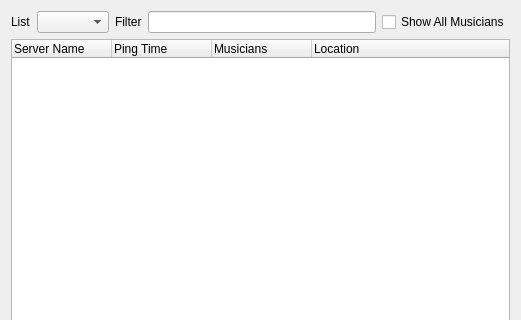
This is src/connectdlgbase.ui in jamulussoftware/jamulus as Qt 5 draws it before an edit; both pictures show x 0 to 521 and y 0 to 320 of the 521 by 493 pixel window. The edited form follows.
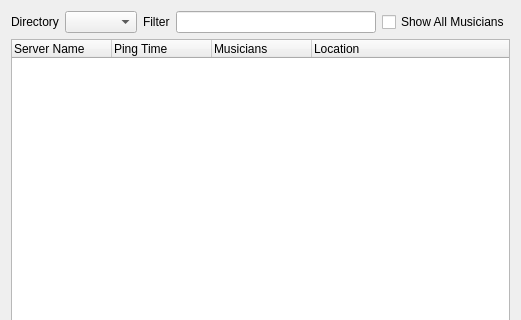
This is the edited form. Icons and pictures are not drawn.

Commit message:
retain user's directory selection where possible (#1914)
* retain user's directory selection where possible

* used constant INVALID_INDEX instead of -1

* rename custom central server -> directory in UI

```diff
--- a/src/connectdlgbase.ui
+++ b/src/connectdlgbase.ui
@@ -32,7 +32,7 @@
      <item>
       <widget class="QLabel" name="lblList">
        <property name="text">
-        <string>List</string>
+        <string>Directory</string>
        </property>
       </widget>
      </item>
```
The commit also changes 2 other files.
